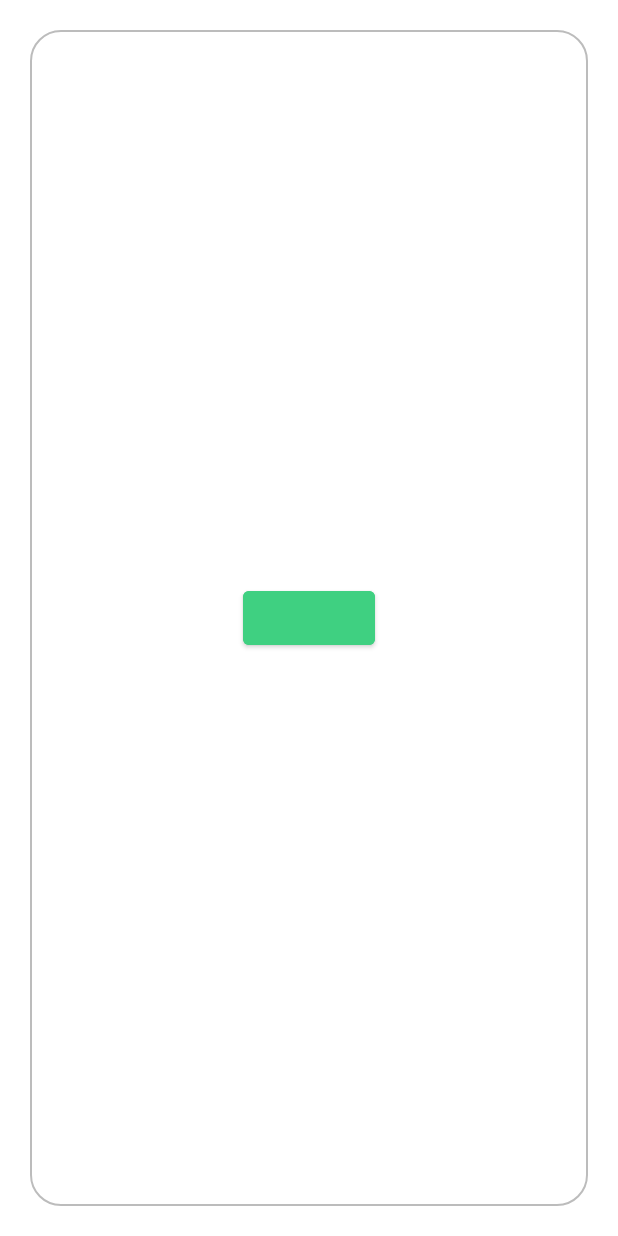
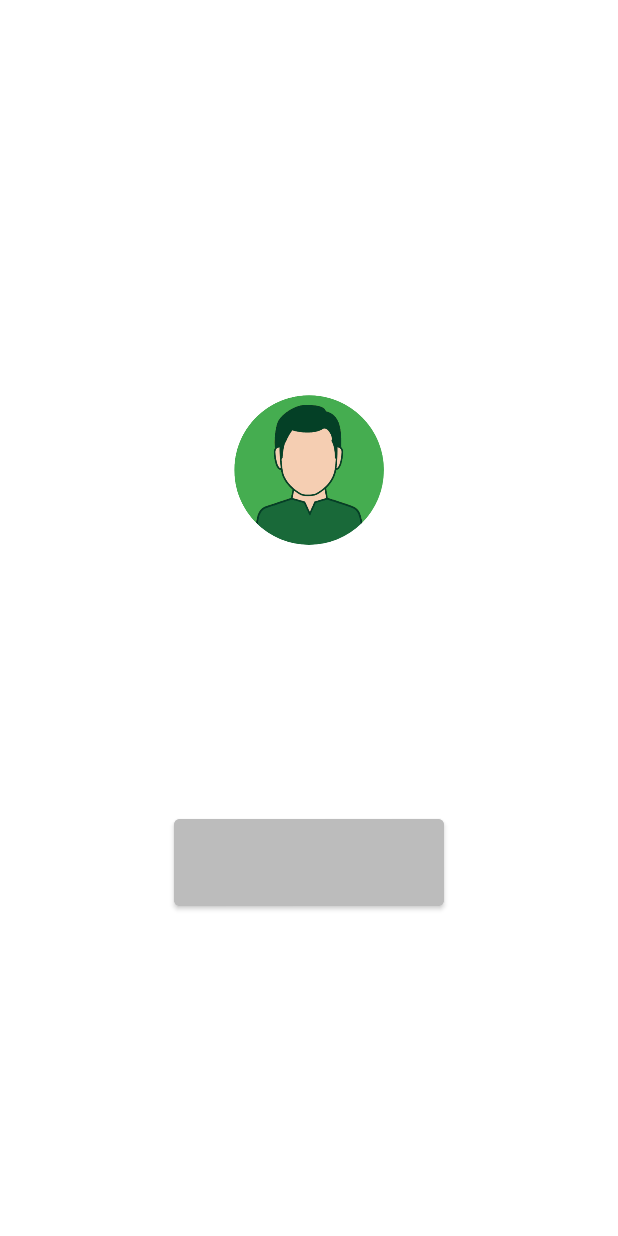
Before and after one commit to khangdev20/booking_kdv, an Android app: the screen it shows after launch once a user with an empty profile is signed in (MainActivity), on a phone screen of 412 x 824 dp. Run offline under Robolectric (Android 15) with nearby library versions, the phone set to English and light mode, and no system bars; our stand-ins replace CircleImageView, Firebase (no records; nobody signed in at launch, a user with empty details on screens opened directly).

Commit message:
Commit Second

```diff
--- a/app/src/main/java/com/khangdev/bookingnow/MainActivity.java
+++ b/app/src/main/java/com/khangdev/bookingnow/MainActivity.java
@@ -3,16 +3,27 @@ package com.khangdev.bookingnow;
 import androidx.appcompat.app.AppCompatActivity;
 
 import android.content.Intent;
+import android.net.Uri;
 import android.os.Bundle;
 import android.view.View;
 import android.widget.Button;
+import android.widget.ImageView;
 import android.widget.TextView;
+import android.widget.Toast;
 
+import com.bumptech.glide.Glide;
 import com.google.firebase.auth.FirebaseAuth;
+import com.google.firebase.auth.FirebaseUser;
 
 public class MainActivity extends AppCompatActivity {
 
     private Button buttonSignOut;
+    private TextView textViewFullName;
+    private ImageView imageViewAvatar;
+    private TextView textViewEmail;
+    private TextView textViewNumberPhone;
+    private TextView textViewLocation;
+
 
     @Override
     protected void onCreate(Bundle savedInstanceState) {
@@ -21,11 +32,10 @@ public class MainActivity extends AppCompatActivity {
         getDataIntent();
 
         initUi ();
-        buttonSignOut.setOnClickListener(new View.OnClickListener() {
-            @Override
-            public void onClick(View v) {
-                onClickSignOut();
-            }
+        showUserInformation();
+        buttonSignOut.setOnClickListener(v -> {
+            Toast.makeText(MainActivity.this , "Đăng xuất thành công", Toast.LENGTH_LONG).show();
+            onClickSignOut();
         });
 
     }
@@ -39,7 +49,15 @@ public class MainActivity extends AppCompatActivity {
 
     private void initUi() {
         buttonSignOut = findViewById(R.id.btn_sign_out);
+        textViewFullName = findViewById(R.id.tv_full_name);
+        textViewEmail = findViewById(R.id.tv_email);
+        //textViewLocation = findViewById(R.id.tv_location);
+        imageViewAvatar = findViewById(R.id.img_avatar);
+        //textViewNumberPhone = findViewById(R.id.tv_number_phone);
+
+
     }
+
 
     private void getDataIntent() {
         String strPhoneNumber = getIntent().getStringExtra("phone Number");
@@ -50,4 +68,28 @@ public class MainActivity extends AppCompatActivity {
         textViewUserInfor.setText(strPhoneNumber);
 
     }
+
+    private void showUserInformation() {
+        FirebaseUser user = FirebaseAuth.getInstance().getCurrentUser();
+        if (user == null)
+        {
+            return;
+        }
+
+        String name = user.getDisplayName();
+        String email = user.getEmail();
+        Uri photoUrl = user.getPhotoUrl();
+
+        if (name == null)
+        {
+            textViewFullName.setVisibility(View.GONE);
+        }
+        else
+        {
+            textViewFullName.setVisibility(View.VISIBLE);
+        }
+        textViewFullName.setText(name);
+        textViewEmail.setText(email);
+        Glide.with(this).load(photoUrl).error(R.drawable.chusan).into(imageViewAvatar);
+    }
 }
--- a/app/src/main/java/com/khangdev/bookingnow/SplashActivity.java
+++ b/app/src/main/java/com/khangdev/bookingnow/SplashActivity.java
@@ -2,6 +2,7 @@ package com.khangdev.bookingnow;
 
 import androidx.appcompat.app.AppCompatActivity;
 
+import android.annotation.SuppressLint;
 import android.content.Intent;
 import android.os.Bundle;
 import android.os.Handler;
@@ -9,6 +10,7 @@ import android.os.Handler;
 import com.google.firebase.auth.FirebaseAuth;
 import com.google.firebase.auth.FirebaseUser;
 
+@SuppressLint("CustomSplashScreen")
 public class SplashActivity extends AppCompatActivity {
 
     @Override
@@ -16,16 +18,8 @@ public class SplashActivity extends AppCompatActivity {
         super.onCreate(savedInstanceState);
         setContentView(R.layout.activity_splash);
 
-
         Handler handler = new Handler();
-        handler.postDelayed(new Runnable() {
-            @Override
-            public void run() {
-
-                nextActivity();
-
-            }
-        }, 2000);
+        handler.postDelayed(() -> nextActivity(), 2000);
     }
 
     private void nextActivity() {
--- a/app/src/main/res/layout/activity_main.xml
+++ b/app/src/main/res/layout/activity_main.xml
@@ -1,6 +1,5 @@
 <?xml version="1.0" encoding="utf-8"?>
 <LinearLayout xmlns:android="http://schemas.android.com/apk/res/android"
-    xmlns:app="http://schemas.android.com/apk/res-auto"
     xmlns:tools="http://schemas.android.com/tools"
     android:layout_width="match_parent"
     android:orientation="vertical"
@@ -10,39 +9,55 @@
 
 
 
+    <de.hdodenhof.circleimageview.CircleImageView
+        android:id="@+id/img_avatar"
+        android:layout_marginTop="50dp"
+        android:layout_width="100dp"
+        android:layout_height="100dp"
+        android:src="@drawable/chusan"
+        />
+
+    <TextView
+        android:id="@+id/tv_full_name"
+
+        android:layout_width="wrap_content"
+        android:layout_height="wrap_content"
+        android:text="@string/str_dang_xuat"
+        android:fontFamily="@font/avobold"
+        android:textColor="@color/black"
+        android:textSize="30sp"
+        android:layout_margin="5dp"
+        />
 
 
 
+    <TextView
+        android:id="@+id/tv_email"
 
-    <ScrollView
         android:layout_width="match_parent"
-        android:layout_height="match_parent"
+        android:layout_height="wrap_content"
+        android:text="@string/str_dang_xuat"
+        android:fontFamily="@font/avoitalic"
+        android:textColor="@color/black"
+        android:layout_margin="5dp"
+        android:textSize="20sp"
+        android:padding="1dp"
+        android:gravity="center"
+        />
+
+    <Button
+        android:id="@+id/btn_sign_out"
+
+        android:layout_width="180dp"
+        android:layout_height="70dp"
+        android:text="@string/str_dang_xuat"
+        android:backgroundTint="@color/btn_orther"
+        android:textAllCaps="false"
+        android:textSize="20sp"
+        android:fontFamily="@font/avo"
         android:layout_gravity="center"
-        android:background="@drawable/border_color_textbox"
-        android:layout_margin="20dp">
+        android:layout_marginTop="80dp"
 
-<!--        <TextView-->
-<!--            android:layout_width="wrap_content"-->
-<!--            android:layout_height="wrap_content"-->
-<!--            android:text="Hello World"-->
-<!--            android:id="@+id/tv_user_infor"-->
-<!--            android:layout_gravity="center"-->
-<!--            />-->
-
-        <Button
-            android:layout_width="wrap_content"
-            android:layout_height="wrap_content"
-            android:id="@+id/btn_sign_out"
-            android:text="Sign Out"
-            android:backgroundTint="@color/main_green"
-            android:textAllCaps="false"
-            android:layout_gravity="center"
-
-            />
-
-
-
-
-    </ScrollView>
+        />
 
 </LinearLayout>
--- a/app/src/main/res/values/strings.xml
+++ b/app/src/main/res/values/strings.xml
@@ -26,6 +26,7 @@
 
     <string name="str_chua_co_tai_khoan">Chưa có tài khoản?</string>
 
+    <string name="str_dang_xuat">Đăng xuất</string>
 
 
 
```
Also changed, not shown: app/build.gradle (+8 -1 lines), app/src/main/res/drawable-v24/border_color_tv.xml (added, +9 -0 lines), app/src/main/res/layout/activity_splash.xml (+17 -6 lines), app/src/main/res/drawable-v24/ic_myprofile.png (added), app/src/main/res/drawable-v24/ic_setting.png (added).
